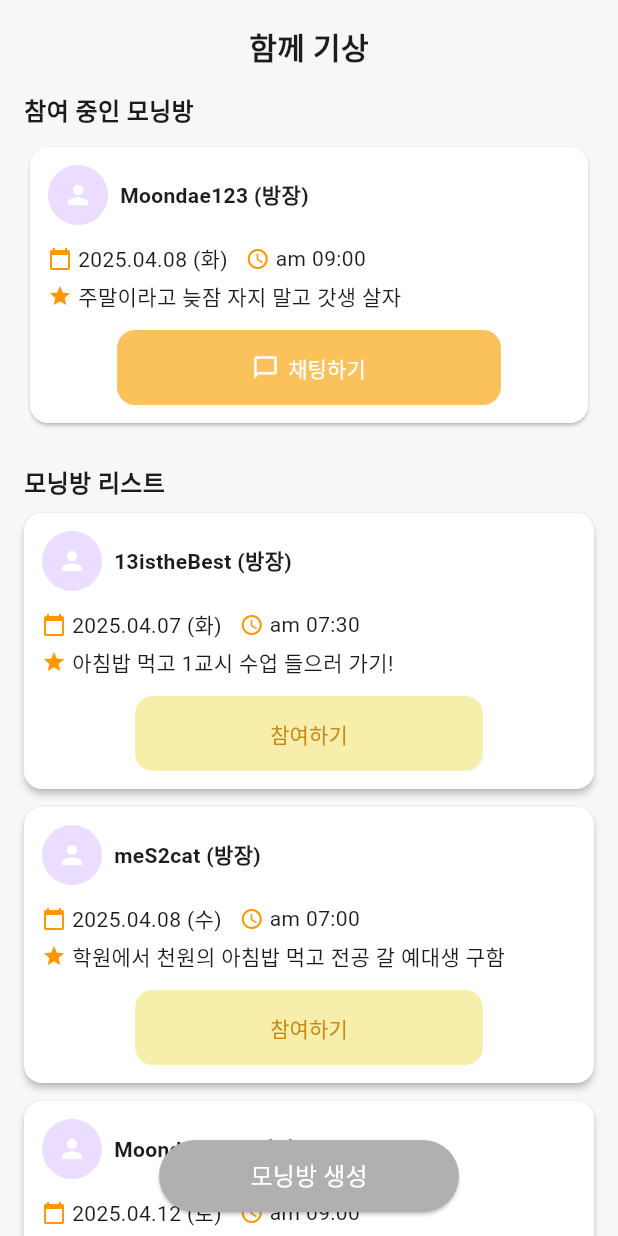
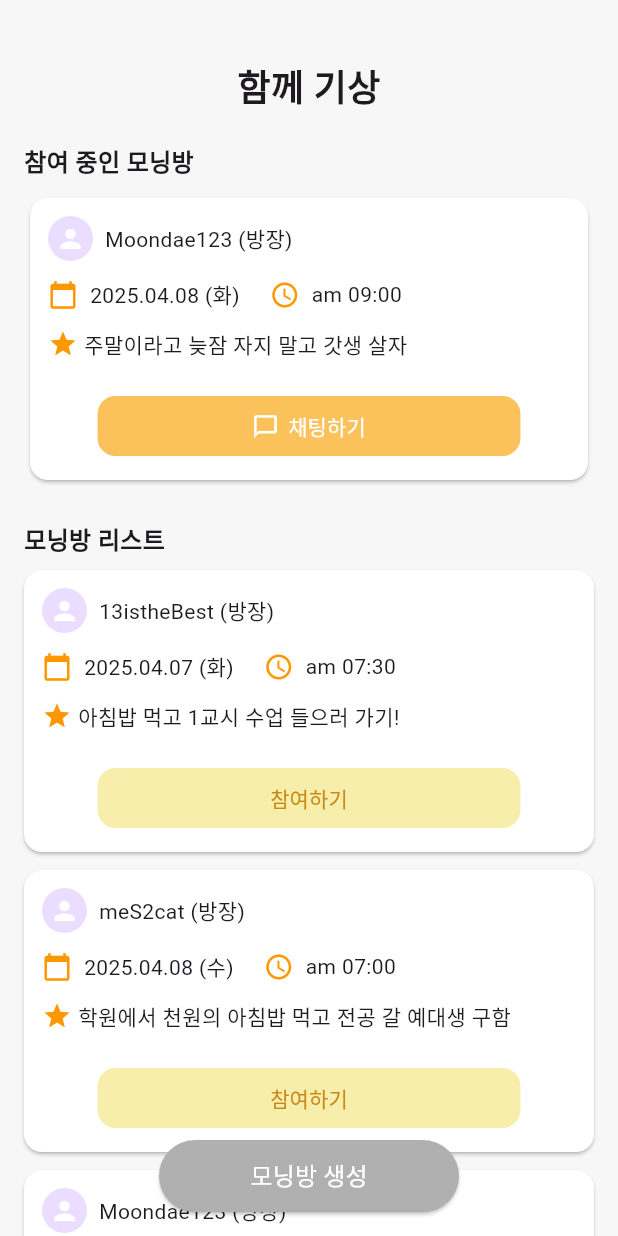
Before and after one commit to KHU-morning/front-morning, a Flutter app: the MorningRoomPage screen opened by its route, on a phone screen of 412 x 824 dp. Run offline on Flutter 3.47's test engine with Material 3 defaults, Android fonts, the phone set to English and light mode, and no system bars; our stand-ins replace flutter_svg, table_calendar; network calls fail.

Commit message:
group room design fixed

```diff
--- a/lib/morning_room/morning_room_page.dart
+++ b/lib/morning_room/morning_room_page.dart
@@ -63,12 +63,12 @@ class MorningRoomPage extends StatelessWidget {
       body: SafeArea(
         child: Column(
           children: [
-            const SizedBox(height: 16),
+            const SizedBox(height: 40),
             const Text(
               '함께 기상',
-              style: TextStyle(fontSize: 20, fontWeight: FontWeight.bold),
+              style: TextStyle(fontSize: 24, fontWeight: FontWeight.bold),
             ),
-            const SizedBox(height: 16),
+            const SizedBox(height: 20),
             Expanded(
               child: ListView(
                 padding: const EdgeInsets.symmetric(horizontal: 16),
@@ -166,7 +166,7 @@ class MorningRoomCard extends StatelessWidget {
       color: Colors.white,
       margin: const EdgeInsets.only(bottom: 12),
       shape: RoundedRectangleBorder(borderRadius: BorderRadius.circular(12)),
-      elevation: 2,
+      elevation: 1,
       child: Padding(
         padding: const EdgeInsets.all(12.0),
         child: Column(
@@ -176,33 +176,37 @@ class MorningRoomCard extends StatelessWidget {
               children: [
                 const CircleAvatar(
                   child: Icon(Icons.person, color: Colors.white, size: 20),
-                  radius: 20,
+                  radius: 15,
                 ),
                 const SizedBox(width: 8),
-                Text('$username (방장)', style: const TextStyle(fontWeight: FontWeight.bold)),
+                Text('$username (방장)'),
               ],
             ),
             const SizedBox(height: 12),
             Row(
               children: [
-                const Icon(Icons.calendar_today, size: 16, color: Colors.orange),
-                const SizedBox(width: 4),
+                const Icon(Icons.calendar_today, size: 20, color: Colors.orange),
+                const SizedBox(width: 8),
                 Text(date),
-                const SizedBox(width: 12),
-                const Icon(Icons.access_time, size: 16, color: Colors.orange),
-                const SizedBox(width: 4),
+                const SizedBox(width: 20),
+                const Icon(Icons.access_time, size: 20, color: Colors.orange),
+                const SizedBox(width: 8),
                 Text(time),
               ],
             ),
-            const SizedBox(height: 4),
+            const SizedBox(height: 12),
             Row(
               children: [
-                const Icon(Icons.star, size: 16, color: Colors.orange),
+                const Icon(Icons.star, size: 20, color: Colors.orange),
                 const SizedBox(width: 4),
-                Text(description),
+                Text(description,
+                  overflow: TextOverflow.ellipsis, // ✅ ... 처리
+                  maxLines: 1,                      // ✅ 한 줄까지만 표시)
+                ),
               ],
             ),
-            const SizedBox(height: 12),
+            const SizedBox(height: 20),
+
             Align(
               alignment: Alignment.center,
               child: OutlinedButton(
@@ -210,7 +214,7 @@ class MorningRoomCard extends StatelessWidget {
                     ? () => _showNoOverlappingRoomDialog(context)
                     : null,
                 style: OutlinedButton.styleFrom(
-                  padding: const EdgeInsets.symmetric(horizontal: 90, vertical: 15), // ✅ 내부 여백으로 너비 조절
+                  padding: const EdgeInsets.symmetric(horizontal: 115, vertical: 10), // ✅ 내부 여백으로 너비 조절
                   foregroundColor: const Color(0xFFCA8916),
                   side: BorderSide.none,
                   shape: RoundedRectangleBorder(borderRadius: BorderRadius.circular(12)),
@@ -255,28 +259,28 @@ class JoinedMorningRoomCard extends StatelessWidget {
               children: [
                 const CircleAvatar(
                   child: Icon(Icons.person, color: Colors.white, size: 20),
-                  radius: 20,
+                  radius: 15,
                 ),
                 const SizedBox(width: 8),
-                Text('$username (방장)', style: const TextStyle(fontWeight: FontWeight.bold)),
+                Text('$username (방장)'),
               ],
             ),
             const SizedBox(height: 12),
             Row(
               children: [
-                const Icon(Icons.calendar_today, size: 16, color: Colors.orange),
-                const SizedBox(width: 4),
+                const Icon(Icons.calendar_today, size: 20, color: Colors.orange),
+                const SizedBox(width: 8),
                 Text(date),
-                const SizedBox(width: 12),
-                const Icon(Icons.access_time, size: 16, color: Colors.orange),
-                const SizedBox(width: 4),
+                const SizedBox(width: 20),
+                const Icon(Icons.access_time, size: 20, color: Colors.orange),
+                const SizedBox(width: 8),
                 Text(time),
               ],
             ),
-            const SizedBox(height: 4),
+            const SizedBox(height: 12),
             Row(
               children: [
-                const Icon(Icons.star, size: 16, color: Colors.orange),
+                const Icon(Icons.star, size: 20, color: Colors.orange),
                 const SizedBox(width: 4),
                 Text(
                   description,
@@ -285,7 +289,7 @@ class JoinedMorningRoomCard extends StatelessWidget {
                 ),
               ],
             ),
-            const SizedBox(height: 12),
+            const SizedBox(height: 20),
 
             Align(
               alignment: Alignment.center,
@@ -297,7 +301,7 @@ class JoinedMorningRoomCard extends StatelessWidget {
                   );
                 },
                 style: OutlinedButton.styleFrom(
-                  padding: const EdgeInsets.symmetric(horizontal: 90, vertical: 15), // ✅ 내부 여백으로 너비 조절
+                  padding: const EdgeInsets.symmetric(horizontal: 115-12, vertical: 10), // ✅ 내부 여백으로 너비 조절
                   foregroundColor: Colors.white,
                   side: BorderSide.none,
                   shape: RoundedRectangleBorder(borderRadius: BorderRadius.circular(12)),
```
Also changed, not shown: lib/morning_room/chat_room_info.dart (+13 -3 lines), lib/morning_room/chat_room_page.dart (+38 -20 lines).
